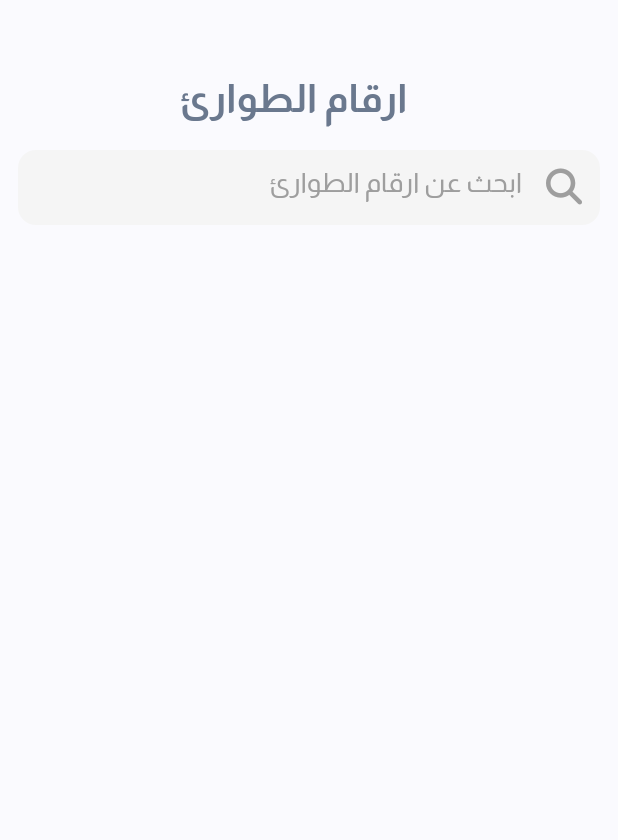
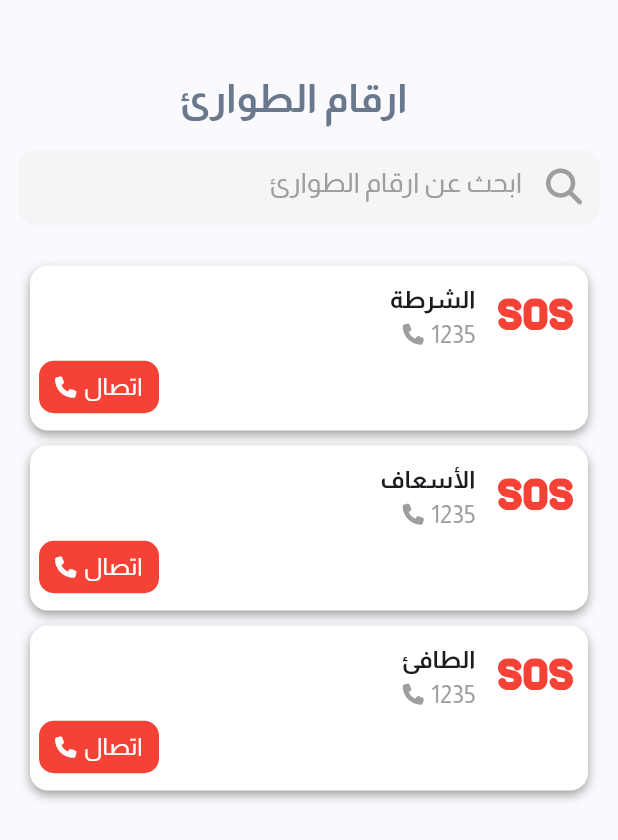
Before and after one commit to ahmedas3d/Elderly-Care-App, a Flutter app: the NumberPage screen opened by its route, on a phone screen of 412 x 824 dp. Shown: the top 840 px of the screen. Run offline on Flutter 3.47's test engine with Material 3 defaults, Android fonts, the phone set to English and light mode, and no system bars; our stand-ins replace flutter_svg, font_awesome_flutter, persistent_bottom_nav_bar_v2.

```diff
--- a/lib/DoctorsPage/widgets/doctor_list.dart
+++ b/lib/DoctorsPage/widgets/doctor_list.dart
@@ -105,7 +105,8 @@ class DoctorList extends StatelessWidget {
                       children: [
                         Text(
                           "⭐ ${doctor.rating}",
-                          style: const TextStyle(fontSize: 12),
+                          style: const TextStyle(
+                              fontSize: 12, fontFamily: 'Almarai'),
                         ),
                         const Spacer(),
                         Text(
@@ -113,6 +114,7 @@ class DoctorList extends StatelessWidget {
                           style: const TextStyle(
                             fontSize: 16,
                             fontWeight: FontWeight.bold,
+                            fontFamily: 'Almarai',
                           ),
                         ),
                       ],
@@ -123,6 +125,7 @@ class DoctorList extends StatelessWidget {
                     style: const TextStyle(
                       fontSize: 14,
                       color: Colors.grey,
+                      fontFamily: 'Almarai',
                     ),
                   ),
                   const Row(
@@ -139,6 +142,7 @@ class DoctorList extends StatelessWidget {
                         style: TextStyle(
                           fontSize: 12,
                           color: Colors.grey,
+                          fontFamily: 'Almarai',
                         ),
                       ),
                     ],
@@ -170,6 +174,7 @@ class DoctorList extends StatelessWidget {
                             fontSize: 14,
                             fontWeight: FontWeight.bold,
                             color: AppColors.textColor,
+                            fontFamily: 'Almarai',
                           ),
                         ),
                       ],
--- a/lib/NumberPage/screens/number_page.dart
+++ b/lib/NumberPage/screens/number_page.dart
@@ -1,5 +1,6 @@
 import 'package:care_app/DoctorsPage/widgets/custom_app_bar.dart';
 import 'package:care_app/DoctorsPage/widgets/custom_search_bar.dart';
+import 'package:care_app/NumberPage/widgets/number_list.dart';
 import 'package:care_app/core/utils/colors.dart';
 import 'package:flutter/material.dart';
 
@@ -19,6 +20,7 @@ class NumberPage extends StatelessWidget {
             SizedBox(height: 10),
             CustomSearchBar(title: 'ابحث عن ارقام الطوارئ'),
             SizedBox(height: 10),
+            NumberList(),
           ],
         ),
       ),
--- /dev/null
+++ b/lib/NumberPage/widgets/number_list.dart
@@ -0,0 +1,180 @@
+import 'package:flutter/material.dart';
+import 'package:flutter_svg/svg.dart';
+import 'package:font_awesome_flutter/font_awesome_flutter.dart';
+
+class NumberList extends StatelessWidget {
+  const NumberList({super.key});
+
+  @override
+  Widget build(BuildContext context) {
+    // بيانات ثابتة للأطباء
+    final List<NumberModel> doctors = [
+      NumberModel(
+        title: "الشرطة",
+        image: "assets/images/emergency.svg",
+        number: "1235",
+        onTap: () {
+          // افتح صفحة تفاصيل الأطباء
+        },
+      ),
+      NumberModel(
+        title: "الأسعاف",
+        image: "assets/images/emergency.svg",
+        number: "1235",
+        onTap: () {
+          // افتح صفحة تفاصيل الأطباء
+        },
+      ),
+      NumberModel(
+        title: "الطافئ",
+        image: "assets/images/emergency.svg",
+        number: "1235",
+        onTap: () {
+          // افتح صفحة تفاصيل الأطباء
+        },
+      ),
+    ];
+
+    return Expanded(
+      child: ListView.builder(
+        padding: const EdgeInsets.symmetric(vertical: 12, horizontal: 8),
+        itemCount: doctors.length,
+        shrinkWrap: true,
+        itemBuilder: (context, index) {
+          return _buildDoctorCard(doctors[index]);
+        },
+      ),
+    );
+  }
+
+  Widget _buildDoctorCard(NumberModel number) {
+    return Padding(
+      padding: const EdgeInsets.symmetric(vertical: 5.0),
+      child: Container(
+        height: 110,
+        decoration: BoxDecoration(
+          color: Colors.white,
+          borderRadius: BorderRadius.circular(12),
+          boxShadow: const [
+            BoxShadow(
+              color: Colors.grey,
+              blurRadius: 5,
+              offset: Offset(0, 3),
+            ),
+          ],
+        ),
+        child: Row(
+          children: [
+            Expanded(
+              child: Column(
+                crossAxisAlignment: CrossAxisAlignment.end,
+                mainAxisAlignment: MainAxisAlignment.center,
+                children: [
+                  Padding(
+                    padding: const EdgeInsets.only(left: 10),
+                    child: Text(
+                      number.title,
+                      style: const TextStyle(
+                        fontSize: 16,
+                        fontWeight: FontWeight.bold,
+                        fontFamily: 'Almarai',
+                      ),
+                    ),
+                  ),
+                  Row(
+                    mainAxisAlignment: MainAxisAlignment.end,
+                    children: [
+                      const Icon(
+                        FontAwesomeIcons.phone,
+                        color: Colors.grey,
+                        size: 14,
+                      ),
+                      const SizedBox(width: 5),
+                      Text(
+                        number.number,
+                        style: const TextStyle(
+                          fontSize: 16,
+                          color: Colors.grey,
+                          fontFamily: 'Almarai',
+                        ),
+                      ),
+                    ],
+                  ),
+                  const SizedBox(height: 6),
+                  Padding(
+                    padding: const EdgeInsets.only(
+                      left: 6,
+                    ),
+                    child: Row(
+                      mainAxisAlignment: MainAxisAlignment.spaceBetween,
+                      children: [
+                        GestureDetector(
+                          onTap: number.onTap,
+                          child: Container(
+                            height: 35,
+                            width: 80,
+                            decoration: BoxDecoration(
+                              color: Colors.red,
+                              borderRadius: BorderRadius.circular(10),
+                            ),
+                            child: const Row(
+                              mainAxisAlignment: MainAxisAlignment.center,
+                              children: [
+                                Icon(
+                                  FontAwesomeIcons.phone,
+                                  color: Colors.white,
+                                  size: 14,
+                                ),
+                                SizedBox(width: 5),
+                                Text(
+                                  'اتصال',
+                                  style: TextStyle(
+                                    fontSize: 16,
+                                    color: Colors.white,
+                                    fontFamily: 'Almarai',
+                                  ),
+                                ),
+                              ],
+                            ),
+                          ),
+                        ),
+                      ],
+                    ),
+                  ),
+                ],
+              ),
+            ),
+            const SizedBox(width: 10),
+            Padding(
+              padding: const EdgeInsets.only(left: 5, right: 10, bottom: 45),
+              child: ClipRRect(
+                borderRadius: BorderRadius.circular(12),
+                child: SvgPicture.asset(
+                  color: Colors.red,
+                  number.image,
+                  height: 50,
+                  width: 50,
+                  fit: BoxFit.cover,
+                ),
+              ),
+            ),
+          ],
+        ),
+      ),
+    );
+  }
+}
+
+class NumberModel {
+  final String title;
+  final String number;
+  final String image;
+  final VoidCallback onTap;
+
+  NumberModel({
+    required this.title,
+    required this.number,
+    required this.image,
+    required this.onTap,
+  });
+}
--- a/pubspec.yaml
+++ b/pubspec.yaml
@@ -36,6 +36,7 @@ dependencies:
   cupertino_icons: ^1.0.8
   font_awesome_flutter: ^10.8.0
   persistent_bottom_nav_bar_v2: ^5.3.1
+  flutter_svg: ^2.0.15
 
 dev_dependencies:
   flutter_test:
```
Also changed, not shown: assets/images/emergency.svg (added), pubspec.lock.
